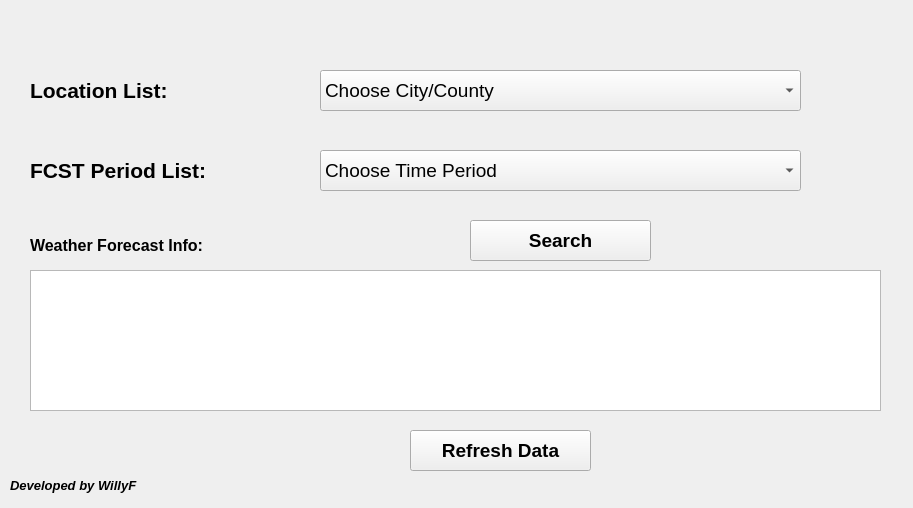
Old version of the form TW_Weather_FCST_UI_V01.ui in the repository LeBronWilly/TW_Weather_FCST.
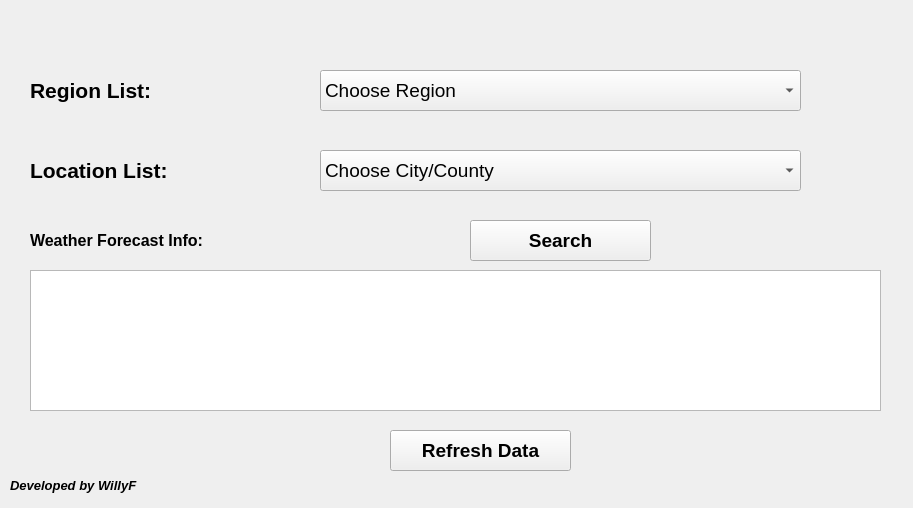
New version of the form.

Commit message: Upload Region Data of Taiwan (csv)

The edit to the form file:
```diff
--- a/TW_Weather_FCST_UI_V01.ui
+++ b/TW_Weather_FCST_UI_V01.ui
@@ -19,7 +19,7 @@
    </property>
    <property name="geometry">
     <rect>
-     <x>410</x>
+     <x>390</x>
      <y>430</y>
      <width>181</width>
      <height>41</height>
@@ -41,7 +41,7 @@
    <property name="geometry">
     <rect>
      <x>30</x>
-     <y>70</y>
+     <y>150</y>
      <width>301</width>
      <height>41</height>
     </rect>
@@ -114,7 +114,7 @@
    <property name="geometry">
     <rect>
      <x>320</x>
-     <y>70</y>
+     <y>150</y>
      <width>481</width>
      <height>41</height>
     </rect>
@@ -138,7 +138,7 @@
    <property name="geometry">
     <rect>
      <x>30</x>
-     <y>150</y>
+     <y>70</y>
      <width>301</width>
      <height>41</height>
     </rect>
@@ -152,7 +152,7 @@
     </font>
    </property>
    <property name="text">
-    <string>FCST Period List:</string>
+    <string>Region List:</string>
    </property>
    <property name="alignment">
     <set>Qt::AlignJustify|Qt::AlignVCenter</set>
@@ -162,7 +162,7 @@
    <property name="geometry">
     <rect>
      <x>320</x>
-     <y>150</y>
+     <y>70</y>
      <width>481</width>
      <height>41</height>
     </rect>
@@ -174,11 +174,11 @@
     </font>
    </property>
    <property name="currentText">
-    <string>Choose Time Period</string>
+    <string>Choose Region</string>
    </property>
    <item>
     <property name="text">
-     <string>Choose Time Period</string>
+     <string>Choose Region</string>
     </property>
    </item>
   </widget>
@@ -205,9 +205,9 @@
    <property name="geometry">
     <rect>
      <x>30</x>
-     <y>230</y>
-     <width>461</width>
-     <height>31</height>
+     <y>220</y>
+     <width>411</width>
+     <height>41</height>
     </rect>
    </property>
    <property name="font">
```
Left out of the diff: 6 changed lines with no effect on the pictures. The commit also changes 7 other files.
